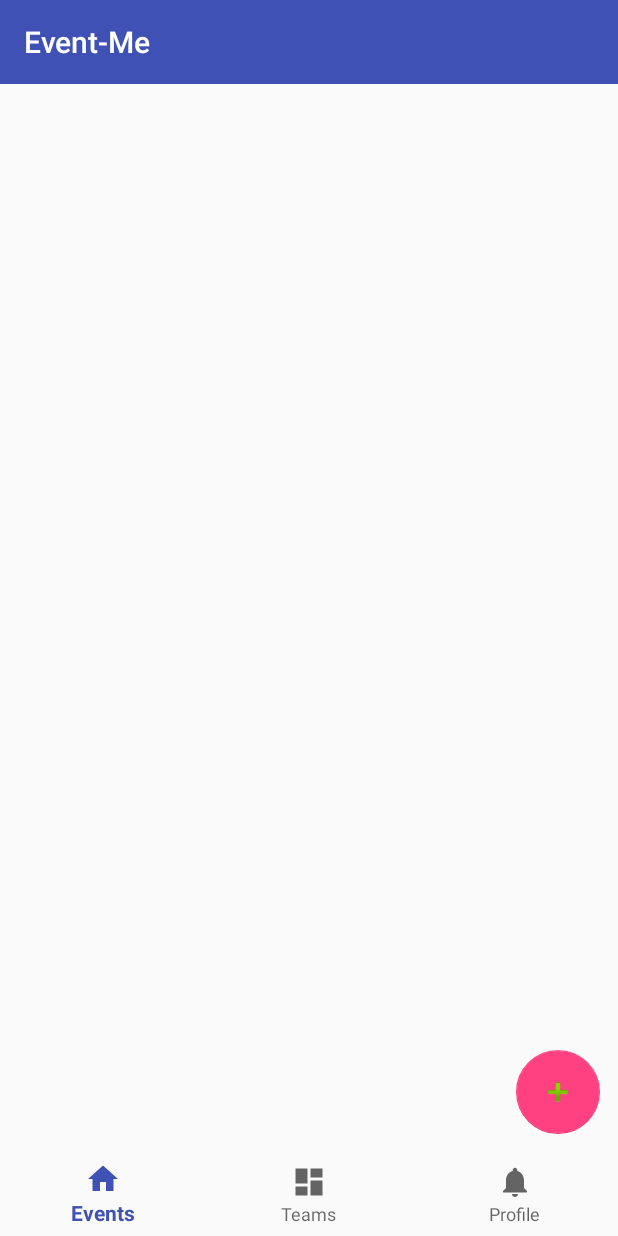
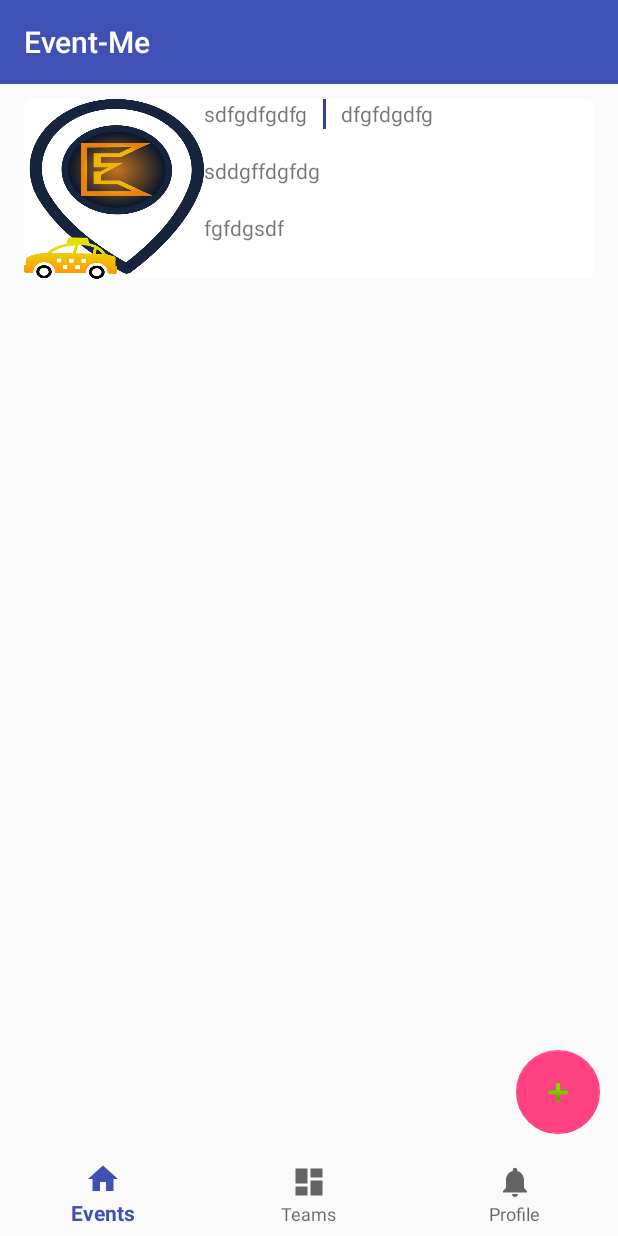
Before and after one commit to picopalette/event-me, an Android app: the screen it shows after launch once a user with an empty profile is signed in (MainActivity), on a phone screen of 412 x 824 dp. Run offline under Robolectric (Android 15) with nearby library versions, the phone set to English and light mode, and no system bars; our stand-ins replace CircleImageView, Firebase (no records; nobody signed in at launch, a user with empty details on screens opened directly).

Commit message:
Added a temporary  recyclerview in events fragment with dummy list items

```diff
--- /dev/null
+++ b/app/src/main/java/io/picopalette/apps/event_me/Adapters/EventAdapter.java
@@ -0,0 +1,71 @@
+package io.picopalette.apps.event_me.Adapters;
+
+
+import android.content.Context;
+import android.graphics.Movie;
+import android.media.Image;
+import android.support.v7.widget.RecyclerView;
+import android.view.LayoutInflater;
+import android.view.View;
+import android.view.ViewGroup;
+import android.widget.ImageView;
+import android.widget.TextView;
+
+import java.util.List;
+
+import io.picopalette.apps.event_me.Datas.HomeEvent;
+import io.picopalette.apps.event_me.R;
+
+public class EventAdapter extends RecyclerView.Adapter<EventAdapter.MyViewHolder> {
+
+    private List<HomeEvent> homeEventList;
+    private Context context;
+
+
+
+
+    public EventAdapter(Context context, List<HomeEvent> homeEventList) {
+        this.homeEventList = homeEventList;
+        this.context = context;
+    }
+
+    @Override
+    public MyViewHolder onCreateViewHolder(ViewGroup parent, int viewType) {
+        View itemView = LayoutInflater.from(parent.getContext())
+                .inflate(R.layout.event_tab_custom_row, parent, false);
+
+        return new MyViewHolder(itemView);
+    }
+
+    @Override
+    public void onBindViewHolder(MyViewHolder holder, int position) {
+                HomeEvent homeEvent = homeEventList.get(position);
+                holder.event_title.setText(homeEvent.getEve_home_name());
+                holder.event_type.setText(homeEvent.getEve_home_type());
+                holder.event_date_time.setText(homeEvent.getEve_home_date_time());
+                holder.event_place.setText(homeEvent.getEve_home_place());
+                holder.event_image.setBackgroundResource(R.drawable.logo);
+
+    }
+
+    @Override
+    public int getItemCount() {
+        return (null != homeEventList ? homeEventList.size() : 0);
+    }
+
+    class MyViewHolder extends RecyclerView.ViewHolder {
+
+        TextView event_title,event_type,event_place,event_date_time;
+        ImageView event_image;
+
+        MyViewHolder(View view) {
+            super(view);
+            event_title = (TextView) view.findViewById(R.id.event_name_card);
+            event_type = (TextView) view.findViewById(R.id.event_type_card);
+            event_place = (TextView) view.findViewById(R.id.event_place_card);
+            event_date_time = (TextView) view.findViewById(R.id.event_date_time_card);
+            event_image = (ImageView) view.findViewById(R.id.event_image_card);
+        }
+    }
+
+}
--- /dev/null
+++ b/app/src/main/java/io/picopalette/apps/event_me/Datas/HomeEvent.java
@@ -0,0 +1,52 @@
+package io.picopalette.apps.event_me.Datas;
+
+
+public class HomeEvent {
+
+    private String eve_home_name, eve_home_type,eve_home_place,eve_home_date_time,eve_home_img_url;
+
+    public HomeEvent()
+    {
+
+    }
+
+    public String getEve_home_name() {
+        return eve_home_name;
+    }
+
+    public void setEve_home_name(String eve_home_name) {
+        this.eve_home_name = eve_home_name;
+    }
+
+    public String getEve_home_type() {
+        return eve_home_type;
+    }
+
+    public void setEve_home_type(String eve_home_type) {
+        this.eve_home_type = eve_home_type;
+    }
+
+    public String getEve_home_place() {
+        return eve_home_place;
+    }
+
+    public void setEve_home_place(String eve_home_place) {
+        this.eve_home_place = eve_home_place;
+    }
+
+    public String getEve_home_date_time() {
+        return eve_home_date_time;
+    }
+
+    public void setEve_home_date_time(String eve_home_date_time) {
+        this.eve_home_date_time = eve_home_date_time;
+    }
+
+    public String getEve_home_img_url() {
+        return eve_home_img_url;
+    }
+
+    public void setEve_home_img_url(String eve_home_img_url) {
+        this.eve_home_img_url = eve_home_img_url;
+    }
+}
--- a/app/src/main/java/io/picopalette/apps/event_me/Fragments/EventsFragment.java
+++ b/app/src/main/java/io/picopalette/apps/event_me/Fragments/EventsFragment.java
@@ -5,26 +5,35 @@ import android.content.Intent;
 import android.os.Bundle;
 import android.support.design.widget.FloatingActionButton;
 import android.support.v4.app.Fragment;
+import android.support.v7.widget.LinearLayoutManager;
+import android.support.v7.widget.RecyclerView;
 import android.view.LayoutInflater;
 import android.view.View;
 import android.view.ViewGroup;
+import android.widget.ProgressBar;
 import android.widget.Toast;
 
+import java.util.ArrayList;
+import java.util.List;
+
+import io.picopalette.apps.event_me.Adapters.EventAdapter;
+import io.picopalette.apps.event_me.Datas.HomeEvent;
 import io.picopalette.apps.event_me.EventCreation;
 import io.picopalette.apps.event_me.R;
 
-/**
- * Created by holmesvinn on 3/6/17.
- */
 
 public class EventsFragment extends Fragment {
+
+    private RecyclerView recyclerView;
+    private ProgressBar progressBar;
+    List<HomeEvent> homeEvents;
+    private EventAdapter adapter;
 
 
 
 
     public static EventsFragment newInstance() {
-        EventsFragment fragment = new EventsFragment();
-        return fragment;
+        return new EventsFragment();
     }
 
     @Override
@@ -37,6 +46,13 @@ public class EventsFragment extends Fragment {
                              Bundle savedInstanceState) {
         View v = inflater.inflate(R.layout.fragment_events, container, false);
         FloatingActionButton fab = (FloatingActionButton) v.findViewById(R.id.fab);
+        recyclerView = (RecyclerView) v.findViewById(R.id.recyclerView);
+
+        getDataTask();
+        recyclerView.setHasFixedSize(true);
+        adapter = new EventAdapter(getContext(), homeEvents);
+        recyclerView.setAdapter(adapter);
+        recyclerView.setLayoutManager(new LinearLayoutManager(getContext()));
         fab.setOnClickListener(new View.OnClickListener() {
             @Override
             public void onClick(View v) {
@@ -47,4 +63,19 @@ public class EventsFragment extends Fragment {
         });
         return v;
     }
+
+    private void getDataTask()  {
+
+        homeEvents = new ArrayList<>();
+        HomeEvent events = new HomeEvent();
+        events.setEve_home_date_time("fgfdgsdf");
+        events.setEve_home_img_url("thgfhfghfg");
+        events.setEve_home_name("sdfgdfgdfg");
+        events.setEve_home_place("sddgffdgfdg");
+        events.setEve_home_type("dfgfdgdfg");
+        homeEvents.add(events);
+
+
+
+    }
 }
--- /dev/null
+++ b/app/src/main/res/layout/event_tab_custom_row.xml
@@ -0,0 +1,77 @@
+<?xml version="1.0" encoding="utf-8"?>
+<RelativeLayout xmlns:android="http://schemas.android.com/apk/res/android"
+    android:layout_width="match_parent"
+    android:layout_height="match_parent"
+    xmlns:app="http://schemas.android.com/apk/res-auto"
+    android:focusable="true"
+    android:paddingLeft="16dp"
+    android:paddingRight="16dp"
+    android:paddingTop="10dp"
+    android:paddingBottom="10dp"
+    android:clickable="true"
+    android:background="?android:attr/selectableItemBackground"
+    android:orientation="vertical">
+
+
+    <android.support.v7.widget.CardView
+        android:layout_width="match_parent"
+        android:layout_height="wrap_content"
+        app:cardCornerRadius="5dp"
+        android:layout_marginBottom="10dp"
+        app:cardElevation="5dp">
+
+
+    <LinearLayout
+        android:layout_width="match_parent"
+        android:layout_height="wrap_content">
+
+        <de.hdodenhof.circleimageview.CircleImageView
+            android:layout_width="120dp"
+            android:layout_height="120dp"
+            android:id="@+id/event_image_card"/>
+    <LinearLayout
+        android:layout_width="match_parent"
+        android:layout_height="wrap_content"
+        android:orientation="vertical">
+
+        <LinearLayout
+            android:layout_width="match_parent"
+            android:layout_height="wrap_content"
+            android:orientation="horizontal">
+
+            <TextView
+                android:id="@+id/event_name_card"
+            android:layout_width="wrap_content"
+            android:layout_height="20dp"/>
+
+            <View
+                android:layout_width="2dp"
+                android:layout_marginStart="10dp"
+                android:layout_height="match_parent"
+                android:background="@color/colorPrimaryDark" />
+
+            <TextView
+                android:layout_marginStart="10dp"
+                android:layout_width="wrap_content"
+                android:layout_height="20dp"
+                android:id="@+id/event_type_card"
+
+                />
+        </LinearLayout>
+
+        <TextView
+            android:layout_width="wrap_content"
+            android:layout_height="20dp"
+            android:layout_marginTop="18dp"
+            android:id="@+id/event_place_card"/>
+        <TextView
+            android:layout_width="wrap_content"
+            android:layout_height="20dp"
+            android:layout_marginTop="18dp"
+            android:id="@+id/event_date_time_card"/>
+
+    </LinearLayout>
+    </LinearLayout>
+
+   </android.support.v7.widget.CardView>
+</RelativeLayout>
--- a/app/src/main/res/layout/fragment_events.xml
+++ b/app/src/main/res/layout/fragment_events.xml
@@ -23,4 +23,5 @@
         android:layout_alignParentBottom="true"
         android:layout_alignParentEnd="true" />
 
+
 </RelativeLayout>
```
